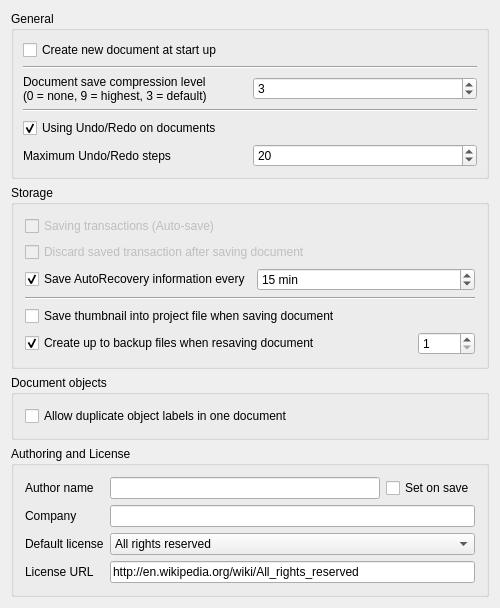
The window that src/Gui/DlgSettingsDocument.ui (berndhahnebach/All_FreeCAD) describes before a commit, drawn with Qt 5.
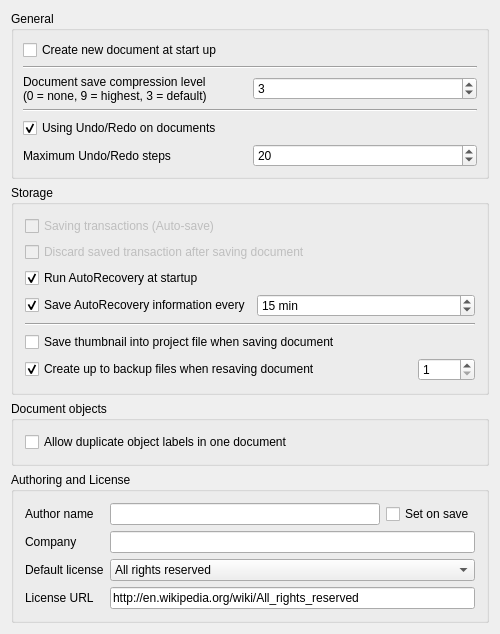
The same window after the commit. Custom widgets are drawn as their Qt base class.

Commit message: + issue #0000175: Auto save function

```diff
--- a/src/Gui/DlgSettingsDocument.ui
+++ b/src/Gui/DlgSettingsDocument.ui
@@ -200,6 +200,22 @@
        </widget>
       </item>
       <item row="2" column="0">
+       <widget class="Gui::PrefCheckBox" name="prefRecovery">
+        <property name="text">
+         <string>Run AutoRecovery at startup</string>
+        </property>
+        <property name="checked">
+         <bool>true</bool>
+        </property>
+        <property name="prefEntry" stdset="0">
+         <cstring>RecoveryEnabled</cstring>
+        </property>
+        <property name="prefPath" stdset="0">
+         <cstring>Document</cstring>
+        </property>
+       </widget>
+      </item>
+      <item row="3" column="0">
        <layout class="QHBoxLayout" name="horizontalLayout">
         <item>
          <widget class="Gui::PrefCheckBox" name="prefAutoSaveEnabled">
@@ -244,7 +260,7 @@
         </item>
        </layout>
       </item>
-      <item row="3" column="0">
+      <item row="4" column="0">
        <widget class="Line" name="line1_2_3">
         <property name="frameShape">
          <enum>QFrame::HLine</enum>
@@ -257,7 +273,7 @@
         </property>
        </widget>
       </item>
-      <item row="4" column="0">
+      <item row="5" column="0">
        <widget class="Gui::PrefCheckBox" name="prefSaveThumbnail">
         <property name="text">
          <string>Save thumbnail into project file when saving document</string>
@@ -270,7 +286,7 @@
         </property>
        </widget>
       </item>
-      <item row="5" column="0">
+      <item row="6" column="0">
        <layout class="QHBoxLayout">
         <property name="spacing">
          <number>6</number>
```
The commit also changes 3 other files.
